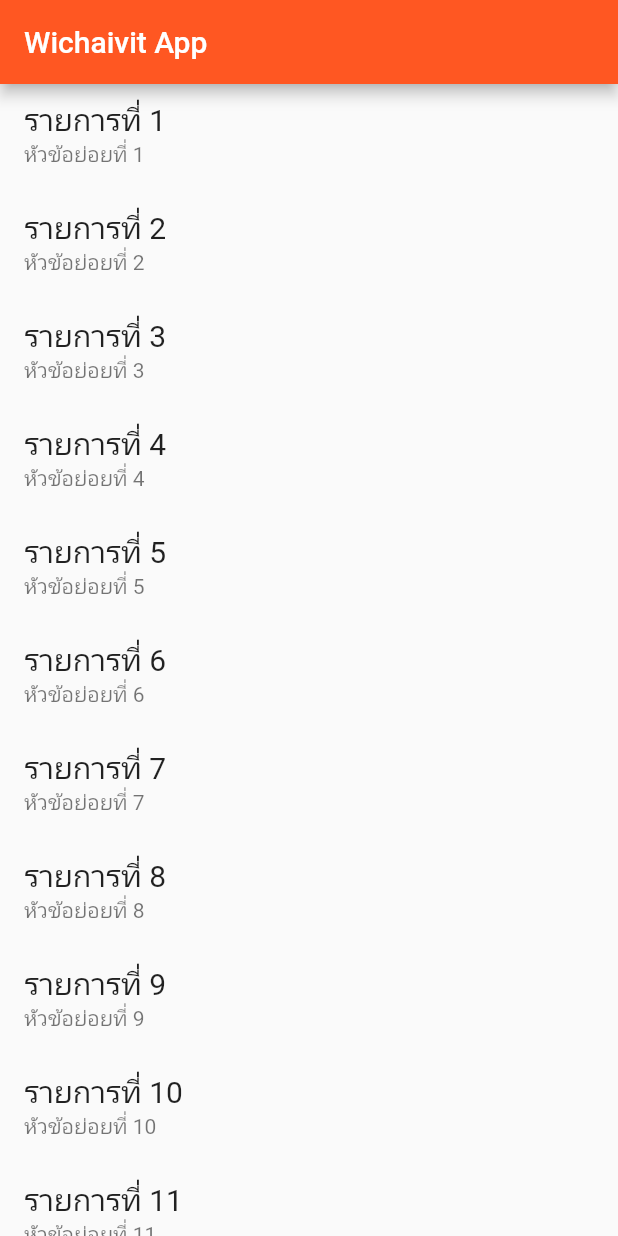
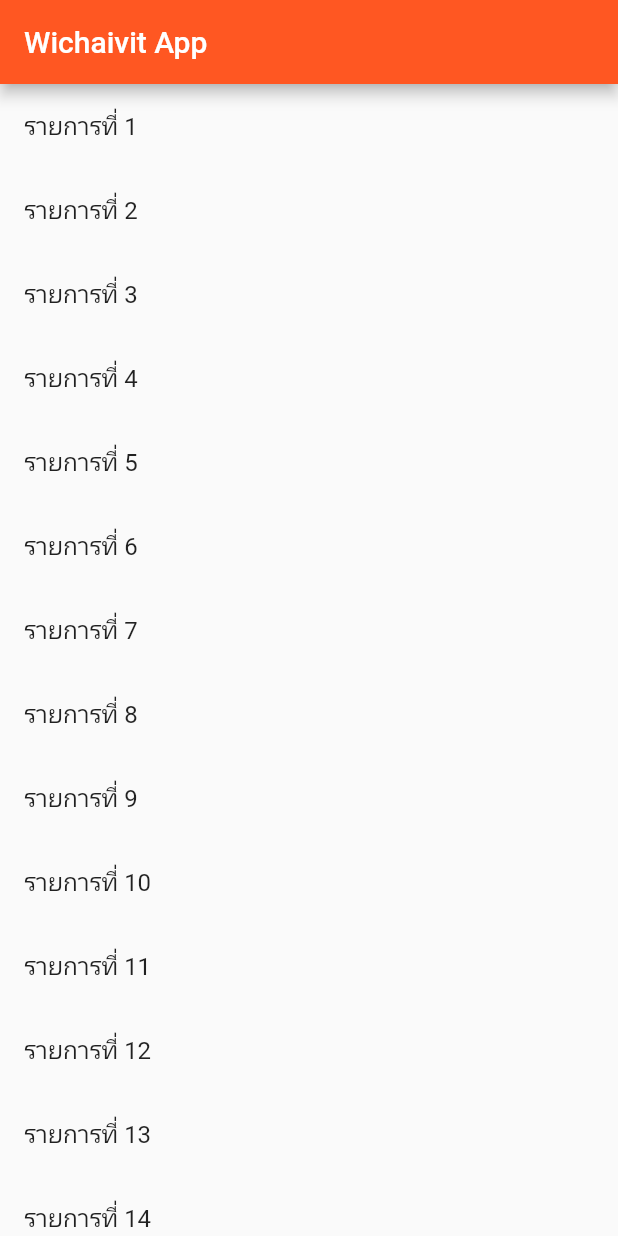
Before and after one commit to dail555/flutter_demo, a Flutter app: the screen it shows after launch, on a phone screen of 412 x 824 dp. Run offline on Flutter 3.47's test engine with Material 2 defaults, Android fonts, the phone set to English and light mode, and no system bars.

Commit message:
ListView.builder

```diff
--- a/lib/main.dart
+++ b/lib/main.dart
@@ -31,24 +31,11 @@ class _MyHomePageState extends State<MyHomePage> {
       appBar: AppBar(
         title: Text("Wichaivit App"),
       ),
-      body: Center(
-        child: ListView(
-          children: getData(20),
-        ),
-      ),
+      body: ListView.builder(itemBuilder: (BuildContext context, int index) {
+        return ListTile(
+          title:Text("รายการที่ ${index+1}")
+        );
+      }),
     );
   }
-
-  List<Widget> getData(int count) {
-    List<Widget> data = [];
-    for (var i = 0; i < count; i++) {
-      var menu = ListTile(
-        title: Text("รายการที่ ${i + 1}",style: TextStyle(fontSize: 20),),
-        subtitle: Text("หัวข้อย่อยที่ ${i + 1}"),
-
-      );
-      data.add(menu);
-    }
-    return data;
-  }
 }
```
